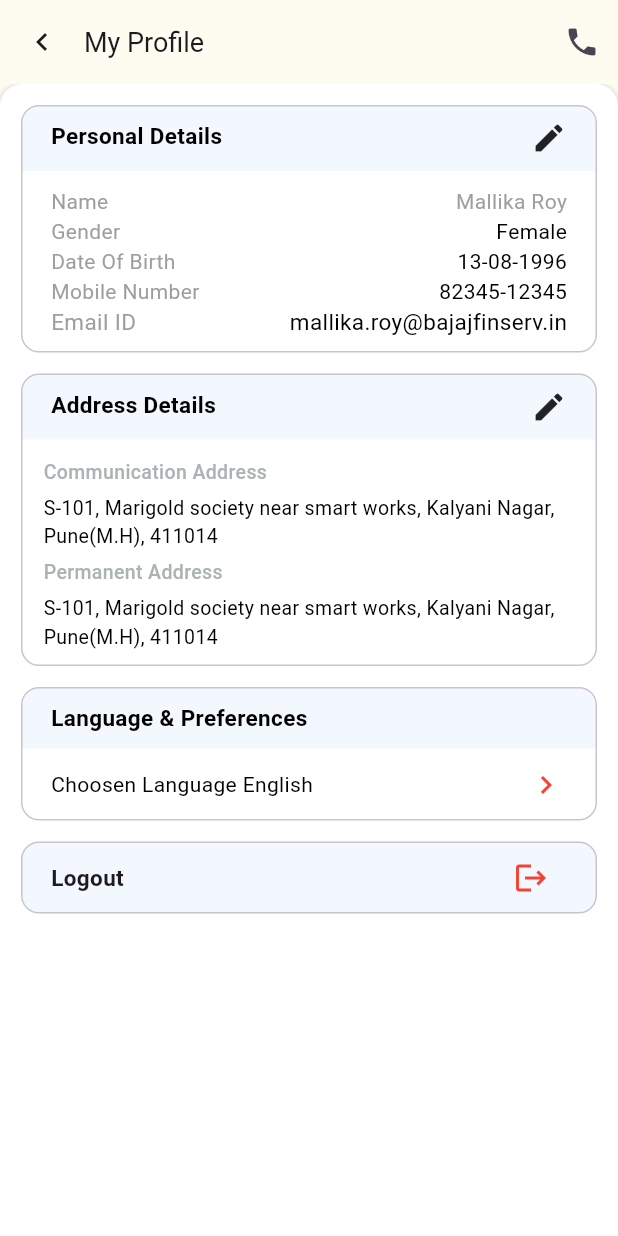
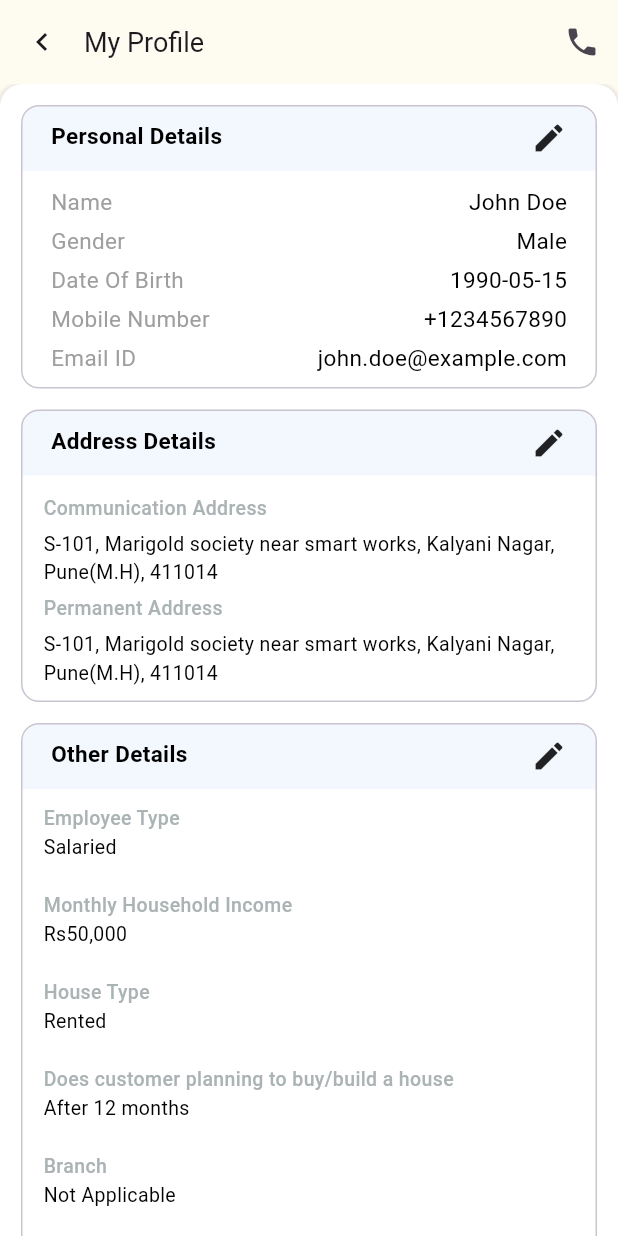
Before and after one commit to mallikaroy14/flutter-application, a Flutter app: the MyProfileScreen screen opened by its route, on a phone screen of 412 x 824 dp. Run offline on Flutter 3.47's test engine with Material 3 defaults, Android fonts, the phone set to English and light mode, and no system bars; our stand-ins replace geocoding, geolocator, get, image_picker, permission_handler, shared_preferences; accounts and stored records are empty.

Commit message:
converted dynamic data in personal Details

```diff
--- a/lib/customUtility/CustomWidget.dart
+++ b/lib/customUtility/CustomWidget.dart
@@ -58,18 +58,15 @@ class OtherDetailsWidget extends StatelessWidget {
         itemCount: otherDetails.length,
         itemBuilder: (BuildContext context, int index) {
           return Padding(
-            padding: const EdgeInsets.only( top: 10, left : 15),
+            padding: const EdgeInsets.only( top: 10, left : 15, bottom: 10, right: 15),
             child: Column(
               crossAxisAlignment: CrossAxisAlignment.start,
               children: [
-                Padding(
-                  padding: EdgeInsets.only(bottom: 5, top: 5),
-                  child: Text(otherDetails[index].text,
-                      style: TextStyle(
-                          fontSize: 13,
-                          fontWeight: FontWeight.w500,
-                          color: AppColors.grayColor)),
-                ),
+                Text(otherDetails[index].text,
+                    style: TextStyle(
+                        fontSize: 13,
+                        fontWeight: FontWeight.w500,
+                        color: AppColors.grayColor)),
                 Text(otherDetails[index].image,
                     style: TextStyle(
                         fontSize: 13,
--- a/lib/models/data.dart
+++ b/lib/models/data.dart
@@ -1,14 +1,35 @@
-
-class Data{
+class Data {
   String text;
   String image;
 
   Data(this.text, this.image);
 }
 
-class ProfileAddress{
+class ProfileAddress {
   String addressType;
   String addressValue;
 
   ProfileAddress(this.addressType, this.addressValue);
 }
+
+class PersonalDetail {
+  Map<String, String> details;
+
+  PersonalDetail({required this.details});
+}
+
+class PersonalDetails {
+  String name;
+  String gender;
+  String dob;
+  String mobile;
+  String email;
+
+  PersonalDetails(
+    this.name,
+    this.gender,
+    this.dob,
+    this.mobile,
+    this.email
+  );
+}
--- a/lib/screens/my_profile/view/MyProfileScreen.dart
+++ b/lib/screens/my_profile/view/MyProfileScreen.dart
@@ -23,6 +23,16 @@ class MyProfileScreen extends GetView<MyProfileController> {
           "S-101, Marigold society near smart works, Kalyani Nagar, Pune(M.H), 411014")
     ];
 
+    final personalDetails = PersonalDetail(
+      details: {
+        'Name': 'John Doe',
+        'Gender': 'Male',
+        'Date Of Birth': '1990-05-15',
+        'Mobile Number': '+1234567890',
+        'Email ID': 'john.doe@example.com',
+      },
+    );
+
     return Scaffold(
       backgroundColor: AppColors.appBarColor,
       appBar: AppBar(
@@ -40,11 +50,14 @@ class MyProfileScreen extends GetView<MyProfileController> {
         actions: [IconButton(onPressed: () {}, icon: Icon(Icons.phone))],
       ),
       body: SingleChildScrollView(
+          scrollDirection: Axis.vertical,
+          physics: ScrollPhysics(),
           child: Column(
+            mainAxisAlignment: MainAxisAlignment.start,
+            crossAxisAlignment: CrossAxisAlignment.start,
             children: [
               Container(
                 width: double.infinity,
-            height: screenHeight,
                 decoration: BoxDecoration(
                     color: Colors.white,
                     boxShadow: [
@@ -61,6 +74,7 @@ class MyProfileScreen extends GetView<MyProfileController> {
                 child: Padding(
                   padding: const EdgeInsets.only(
                       top: 10, left: 10, right: 10, bottom: 15),
+                  child: Expanded(
                     child: Column(
                         mainAxisAlignment: MainAxisAlignment.start,
                         crossAxisAlignment: CrossAxisAlignment.start,
@@ -69,84 +83,14 @@ class MyProfileScreen extends GetView<MyProfileController> {
                             cardTile: "Personal Details",
                             widget: Padding(
                               padding: const EdgeInsets.only(
-                            left: 20, right: 20, top: 10, bottom: 10),
-                        child: Column(children: [
-                          Row(
-                            mainAxisAlignment: MainAxisAlignment.spaceBetween,
-                            children: [
-                              const Text(
-                                "Name",
-                                style:
-                                    TextStyle(color: Colors.grey, fontSize: 14),
+                                  left: 20, right: 20, top: 5, bottom: 10),
+                              child: Center(
+                                child: Column(
+                                    children: personalDetails.details.entries
+                                        .map((entry) => _buildKeyValuePair(
+                                            entry.key, entry.value))
+                                        .toList()),
                               ),
-                              Text(
-                                Languages.of(context)!.stringUserName,
-                                style:
-                                    TextStyle(color: Colors.grey, fontSize: 14),
-                              ),
-                            ],
-                          ),
-                          const Row(
-                            mainAxisAlignment: MainAxisAlignment.spaceBetween,
-                            children: [
-                              Text(
-                                "Gender",
-                                style:
-                                    TextStyle(color: Colors.grey, fontSize: 14),
-                              ),
-                              Text(
-                                "Female",
-                                style: TextStyle(
-                                    color: Colors.black, fontSize: 14),
-                              ),
-                            ],
-                          ),
-                          const Row(
-                            mainAxisAlignment: MainAxisAlignment.spaceBetween,
-                            children: [
-                              Text(
-                                "Date Of Birth",
-                                style:
-                                    TextStyle(color: Colors.grey, fontSize: 14),
-                              ),
-                              Text(
-                                "13-08-1996",
-                                style: TextStyle(
-                                    color: Colors.black, fontSize: 14),
-                              ),
-                            ],
-                          ),
-                          const Row(
-                            mainAxisAlignment: MainAxisAlignment.spaceBetween,
-                            children: [
-                              Text(
-                                "Mobile Number",
-                                style:
-                                    TextStyle(color: Colors.grey, fontSize: 14),
-                              ),
-                              Text(
-                                "82345-12345",
-                                style: TextStyle(
-                                    color: Colors.black, fontSize: 14),
-                              ),
-                            ],
-                          ),
-                          const Row(
-                            mainAxisAlignment: MainAxisAlignment.spaceBetween,
-                            children: [
-                              Text(
-                                "Email ID",
-                                style:
-                                    TextStyle(color: Colors.grey, fontSize: 15),
-                              ),
-                              Text(
-                                "mallika.roy@bajajfinserv.in",
-                                style: TextStyle(
-                                    color: Colors.black, fontSize: 15),
-                              ),
-                            ],
-                          ),
-                        ]),
                             ),
                             showIcon: true,
                           ),
@@ -161,18 +105,20 @@ class MyProfileScreen extends GetView<MyProfileController> {
                                 itemCount: listOfAddress.length,
                                 itemBuilder: (BuildContext context, int index) {
                                   return Column(
-                              crossAxisAlignment: CrossAxisAlignment.start,
+                                    crossAxisAlignment:
+                                        CrossAxisAlignment.start,
                                     children: [
                                       Padding(
-                                  padding: EdgeInsets.only(bottom: 5, top: 5),
-                                  child: Text(listOfAddress[index].addressType,
+                                        padding:
+                                            EdgeInsets.only(bottom: 5, top: 5),
+                                        child: Text(
+                                            listOfAddress[index].addressType,
                                             style: TextStyle(
                                                 fontSize: 13,
                                                 fontWeight: FontWeight.w500,
                                                 color: AppColors.grayColor)),
                                       ),
-                                Text(
-                                   listOfAddress[index].addressValue,
+                                      Text(listOfAddress[index].addressValue,
                                           style: TextStyle(
                                               fontSize: 13,
                                               fontWeight: FontWeight.w400,
@@ -184,18 +130,18 @@ class MyProfileScreen extends GetView<MyProfileController> {
                             ),
                             showIcon: true,
                           ),
-                    // CardView(
-                    //   cardTile: "Other Details",
-                    //   widget:
-                    //       OtherDetailsWidget(),
-                    //   showIcon: true,
-                    // ),
+                          CardView(
+                            cardTile: "Other Details",
+                            widget: OtherDetailsWidget(),
+                            showIcon: true,
+                          ),
                           CardView(
                             cardTile: "Language & Preferences",
                             widget: Padding(
                               padding: EdgeInsets.only(left: 20, right: 10),
                               child: Row(
-                          mainAxisAlignment: MainAxisAlignment.spaceBetween,
+                                mainAxisAlignment:
+                                    MainAxisAlignment.spaceBetween,
                                 children: [
                                   Text(
                                     "Choosen Language ${Languages.of(context)!.stringLanguage}",
@@ -211,28 +157,34 @@ class MyProfileScreen extends GetView<MyProfileController> {
                                             children: [
                                               Row(
                                                 mainAxisAlignment:
-                                              MainAxisAlignment.spaceBetween,
+                                                    MainAxisAlignment
+                                                        .spaceBetween,
                                                 children: [
                                                   const Text(
                                                     "Choose Language",
                                                     style: TextStyle(
                                                         fontSize: 18,
-                                                  fontWeight: FontWeight.bold),
+                                                        fontWeight:
+                                                            FontWeight.bold),
                                                   ),
                                                   IconButton(
                                                       onPressed: () {
-                                                  Navigator.of(context).pop();
+                                                        Navigator.of(context)
+                                                            .pop();
                                                       },
                                                       icon: Icon(Icons.close))
                                                 ],
                                               ),
                                               Column(
-                                          children: [_createLanguageList()],
+                                                children: [
+                                                  _createLanguageList()
+                                                ],
                                               ),
                                               const SizedBox(
                                                 height: 10,
                                               ),
-                                        CustomElevatedButton(buttonCta: "Add"),
+                                              CustomElevatedButton(
+                                                  buttonCta: "Add"),
                                             ],
                                           ));
                                     },
@@ -250,21 +202,25 @@ class MyProfileScreen extends GetView<MyProfileController> {
                                     color: AppColors.cardHeader,
                                     borderRadius:
                                         BorderRadius.all(Radius.circular(15))),
-                          padding: const EdgeInsets.only(left: 20, right: 20),
+                                padding:
+                                    const EdgeInsets.only(left: 20, right: 20),
                                 child: Row(
-                            mainAxisAlignment: MainAxisAlignment.spaceBetween,
+                                  mainAxisAlignment:
+                                      MainAxisAlignment.spaceBetween,
                                   children: [
                                     const Text(
                                       "Logout",
                                       style: TextStyle(
-                                    fontSize: 15, fontWeight: FontWeight.bold),
+                                          fontSize: 15,
+                                          fontWeight: FontWeight.bold),
                                     ),
                                     IconButton(
                                       color: Colors.red,
                                       icon: Icon(Icons.logout),
                                       onPressed: () {
-                                  ScaffoldMessenger.of(context).showSnackBar(
-                                      SnackBar(content: Text("Logout")));
+                                        ScaffoldMessenger.of(context)
+                                            .showSnackBar(SnackBar(
+                                                content: Text("Logout")));
                                       },
                                     )
                                   ],
@@ -273,6 +229,7 @@ class MyProfileScreen extends GetView<MyProfileController> {
                             ),
                           )
                         ]),
+                  ),
                 ),
               ),
             ],
@@ -330,6 +287,24 @@ class MyProfileScreen extends GetView<MyProfileController> {
   }
 }
 
+Widget _buildKeyValuePair(String key, String value) {
+  return Padding(
+    padding: const EdgeInsets.only(top: 5),
+    child: Row(
+      mainAxisAlignment: MainAxisAlignment.spaceBetween,
+      children: [
+        Text(
+          key,
+          style:
+          TextStyle(color: Colors.grey, fontSize: 15),
+        ),
+        Text(value,  style: TextStyle(
+            color: Colors.black, fontSize: 15)),
+      ],
+    ),
+  );
+}
+
 class CustomModelBottomSheet {
   static Future _modelBottomSheet(context, {required Widget widget}) {
     return showModalBottomSheet(
```
Lines whose indentation alone changed are shown as unchanged.
